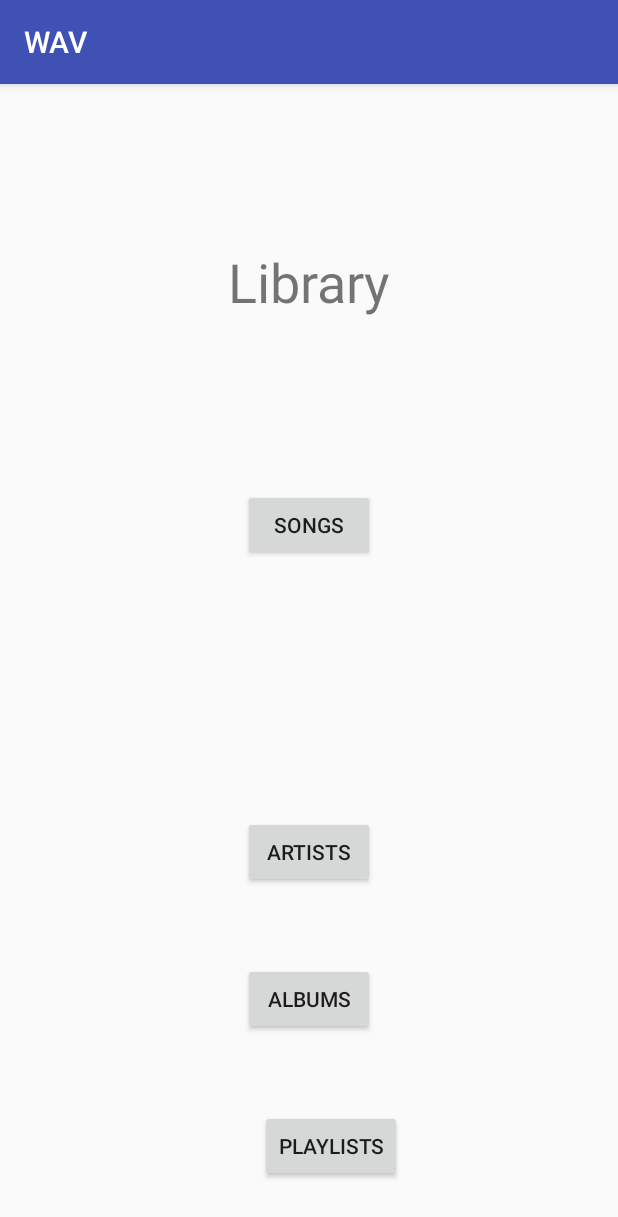
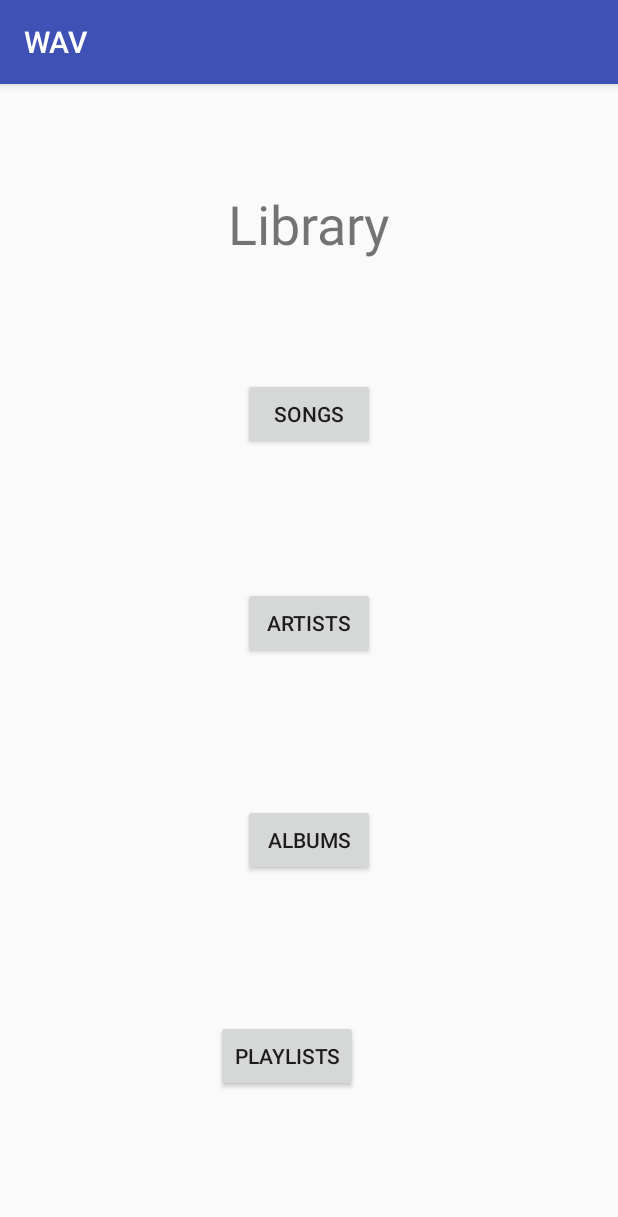
Before and after one commit to edwardvuong/WAV, an Android app: the Library screen opened directly, with no data from a screen before it, on a phone screen of 412 x 824 dp. Shown: the top 1217 px of the screen. Run offline under Robolectric (Android 15) with nearby library versions, the phone set to English and light mode, and no system bars.

Commit message:
Added library button to MainActivity

```diff
--- a/app/src/main/java/com/wav/wav/MainActivity.java
+++ b/app/src/main/java/com/wav/wav/MainActivity.java
@@ -1,5 +1,6 @@
 package com.wav.wav;
 
+import android.content.Intent;
 import android.media.MediaPlayer;
 import android.os.Handler;
 import android.os.Message;
@@ -19,6 +20,8 @@ public class MainActivity extends AppCompatActivity {
     TextView remainingTimeLabel;
     MediaPlayer mp;
     int totalTime;
+
+
 
     @Override
     protected void onCreate(Bundle savedInstanceState) {
@@ -99,6 +102,15 @@ public class MainActivity extends AppCompatActivity {
             }
         }).start();
 
+        Button btn = (Button)findViewById(R.id.librarybtn);
+
+        btn.setOnClickListener(new View.OnClickListener() {
+            @Override
+            public void onClick(View v) {
+                startActivity(new Intent(MainActivity.this, Library.class));
+            }
+        });
+
     }
 
     private Handler handler = new Handler() {
--- a/app/src/main/res/layout/activity_library.xml
+++ b/app/src/main/res/layout/activity_library.xml
@@ -10,12 +10,12 @@
         android:id="@+id/songs"
         android:layout_width="wrap_content"
         android:layout_height="wrap_content"
-        android:layout_marginBottom="50dp"
+        android:layout_marginBottom="5dp"
         android:layout_marginEnd="148dp"
         android:layout_marginLeft="148dp"
         android:layout_marginRight="148dp"
         android:layout_marginStart="148dp"
-        android:layout_marginTop="150dp"
+        android:layout_marginTop="110dp"
         android:text="Songs"
         app:layout_constraintBottom_toTopOf="@+id/artists"
         app:layout_constraintEnd_toEndOf="parent"
@@ -26,7 +26,7 @@
         android:id="@+id/artists"
         android:layout_width="wrap_content"
         android:layout_height="wrap_content"
-        android:layout_marginBottom="50dp"
+        android:layout_marginBottom="10dp"
         android:layout_marginEnd="148dp"
         android:layout_marginLeft="148dp"
         android:layout_marginRight="148dp"
@@ -34,13 +34,14 @@
         android:text="Artists"
         app:layout_constraintBottom_toTopOf="@+id/albums"
         app:layout_constraintEnd_toEndOf="parent"
-        app:layout_constraintStart_toStartOf="parent" />
+        app:layout_constraintStart_toStartOf="parent"
+        app:layout_constraintTop_toBottomOf="@+id/songs" />
 
     <Button
         android:id="@+id/albums"
         android:layout_width="wrap_content"
         android:layout_height="wrap_content"
-        android:layout_marginBottom="50dp"
+        android:layout_marginBottom="10dp"
         android:layout_marginEnd="148dp"
         android:layout_marginLeft="148dp"
         android:layout_marginRight="148dp"
@@ -48,13 +49,14 @@
         android:text="Albums"
         app:layout_constraintBottom_toTopOf="@+id/playlists"
         app:layout_constraintEnd_toEndOf="parent"
-        app:layout_constraintStart_toStartOf="parent" />
+        app:layout_constraintStart_toStartOf="parent"
+        app:layout_constraintTop_toBottomOf="@+id/artists" />
 
     <Button
         android:id="@+id/playlists"
         android:layout_width="wrap_content"
         android:layout_height="wrap_content"
-        android:layout_marginBottom="36dp"
+        android:layout_marginBottom="10dp"
         android:layout_marginEnd="144dp"
         android:layout_marginLeft="144dp"
         android:layout_marginRight="144dp"
@@ -62,19 +64,20 @@
         android:text="Playlists"
         app:layout_constraintBottom_toBottomOf="parent"
         app:layout_constraintEnd_toEndOf="parent"
-        app:layout_constraintHorizontal_bias="1.0"
-        app:layout_constraintStart_toStartOf="parent" />
+        app:layout_constraintHorizontal_bias="0.0"
+        app:layout_constraintStart_toStartOf="parent"
+        app:layout_constraintTop_toBottomOf="@+id/albums" />
 
     <TextView
         android:id="@+id/library"
         android:layout_width="wrap_content"
         android:layout_height="wrap_content"
-        android:layout_marginBottom="51dp"
+        android:layout_marginBottom="50dp"
         android:layout_marginEnd="137dp"
         android:layout_marginLeft="137dp"
         android:layout_marginRight="137dp"
         android:layout_marginStart="137dp"
-        android:layout_marginTop="44dp"
+        android:layout_marginTop="40dp"
         android:text="Library"
         android:textSize="36sp"
         app:layout_constraintBottom_toTopOf="@+id/songs"
--- a/app/src/main/res/layout/activity_main.xml
+++ b/app/src/main/res/layout/activity_main.xml
@@ -7,6 +7,13 @@
     tools:context="com.wav.wav.MainActivity"
     android:orientation="vertical"
     android:gravity="center_horizontal">
+
+    <Button
+        android:id="@+id/librarybtn"
+        android:layout_width="wrap_content"
+        android:layout_height="wrap_content"
+        android:text="Library"
+        tools:text="Library" />
 
     <ImageView
         android:layout_width="wrap_content"
```
